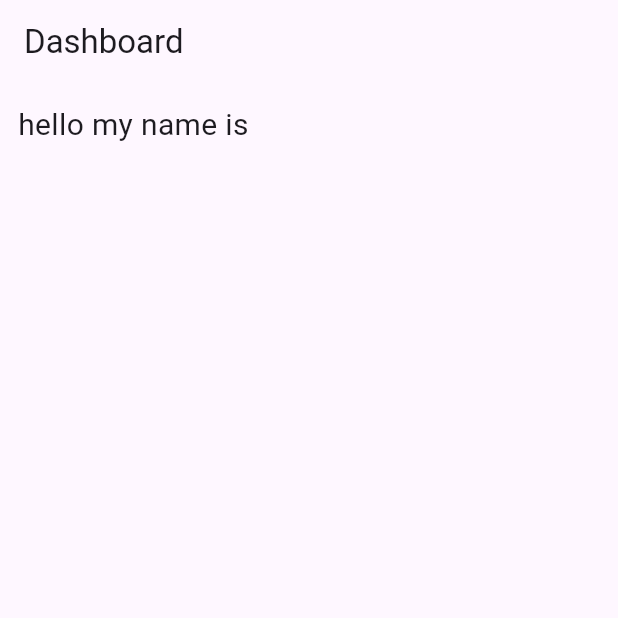
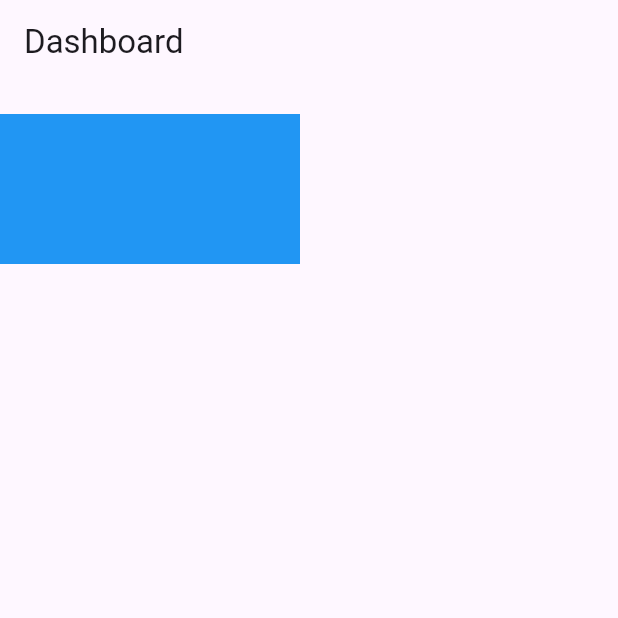
Before and after one commit to Foysalrabby/Classpractice33, a Flutter app: the screen it shows after launch, on a phone screen of 412 x 824 dp, the top half of it. Run offline on Flutter 3.47's test engine with Material 3 defaults, Android fonts, the phone set to English and light mode, and no system bars.

Commit message:
use margin

```diff
--- a/customclass/lib/main.dart
+++ b/customclass/lib/main.dart
@@ -28,9 +28,14 @@ class Mydassboard extends StatelessWidget {
       title: Text("Dashboard"),
 
      ),
-    body: Padding(
-      padding: EdgeInsets.only(top: 13,left: 12),
-      child:Text("hello my name is",style: TextStyle(fontSize: 20),),)
+    body: Container(
+      width: 200,
+      height: 100,
+      margin: EdgeInsets.only(top: 20),
+      color: Colors.blue,
+      child:Padding(
+        padding:EdgeInsets.all(4) ,)
+    )
 
    );
   }
```
